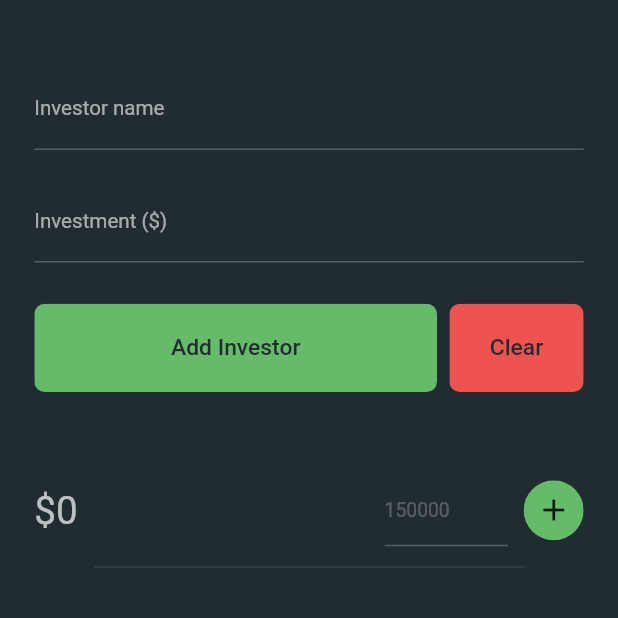
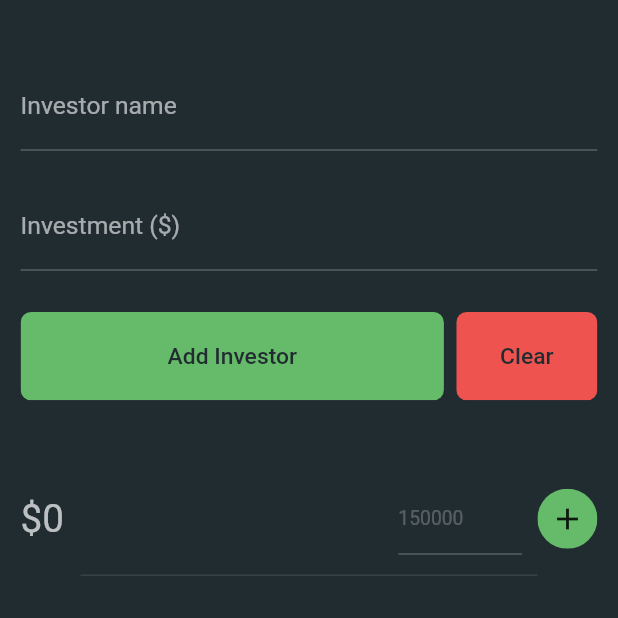
Before and after one commit to evolade/shareholder, a Flutter app: the screen it shows after launch, on a phone screen of 412 x 824 dp, the top half of it. Run offline on Flutter 3.47's test engine with Material 2 defaults, Android fonts, the light colour scheme and no system bars; our stand-ins replace get_storage.

Commit message:
decreased horizontal padding, increased font size and removed debug banner

```diff
--- a/lib/main.dart
+++ b/lib/main.dart
@@ -91,20 +91,22 @@ class _AppState extends State<App> {
     double width = MediaQuery.of(context).size.width;
     double height = MediaQuery.of(context).size.height;
     return MaterialApp(
+      debugShowCheckedModeBanner: false,
       home: Scaffold(
         resizeToAvoidBottomInset: false,
         backgroundColor: bgColor,
         body: SafeArea(
+          bottom: false,
           child: Padding(
-            padding: EdgeInsets.symmetric(horizontal: width / 18),
+            padding: EdgeInsets.symmetric(horizontal: width / 30),
             child: Column(
               children: [
                 Center(),
-                SizedBox(height: height / 18),
+                SizedBox(height: height / 20),
                 TextField(
                   cursorColor: Colors.white,
                   controller: nameController,
-                  style: TextStyle(color: Colors.white70, fontSize: width / 30),
+                  style: TextStyle(color: Colors.white70, fontSize: width / 25),
                   decoration: const InputDecoration(
                     labelText: "Investor name",
                     labelStyle: TextStyle(color: Colors.white60),
@@ -123,7 +125,7 @@ class _AppState extends State<App> {
                   keyboardType: TextInputType.number,
                   cursorColor: Colors.white,
                   controller: investmentController,
-                  style: TextStyle(color: Colors.green, fontSize: width / 30),
+                  style: TextStyle(color: Colors.green, fontSize: width / 25),
                   decoration: const InputDecoration(
                     labelText: "Investment (\$)",
                     labelStyle: TextStyle(color: Colors.white60),
```
Also changed, not shown: pubspec.lock.
